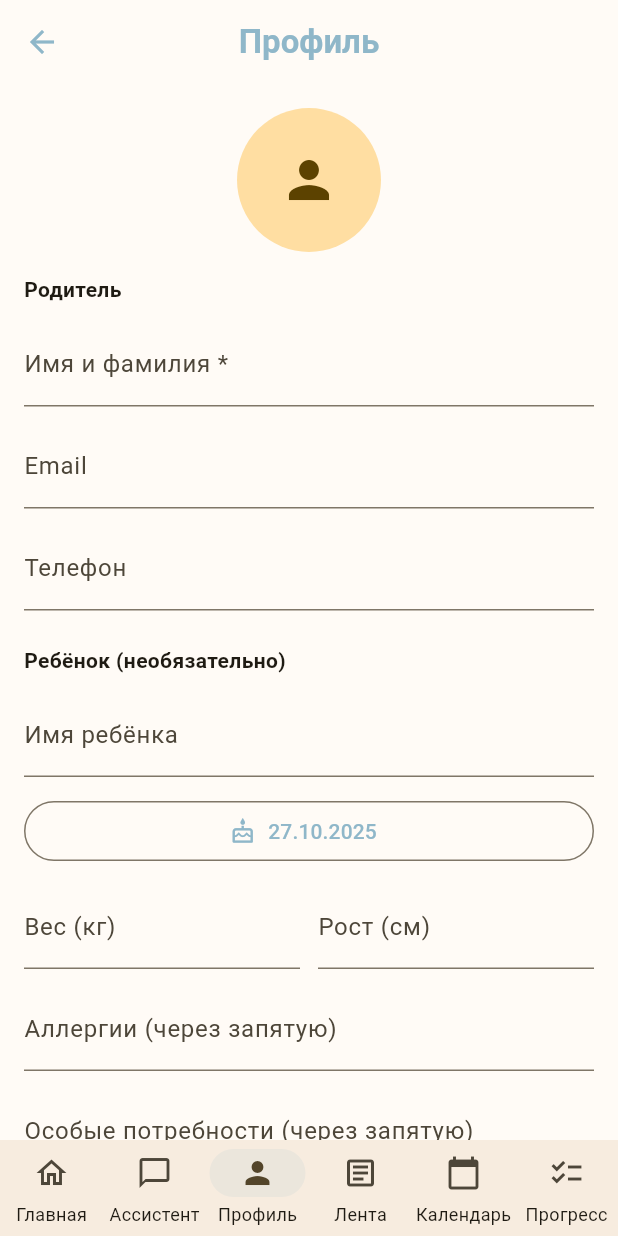
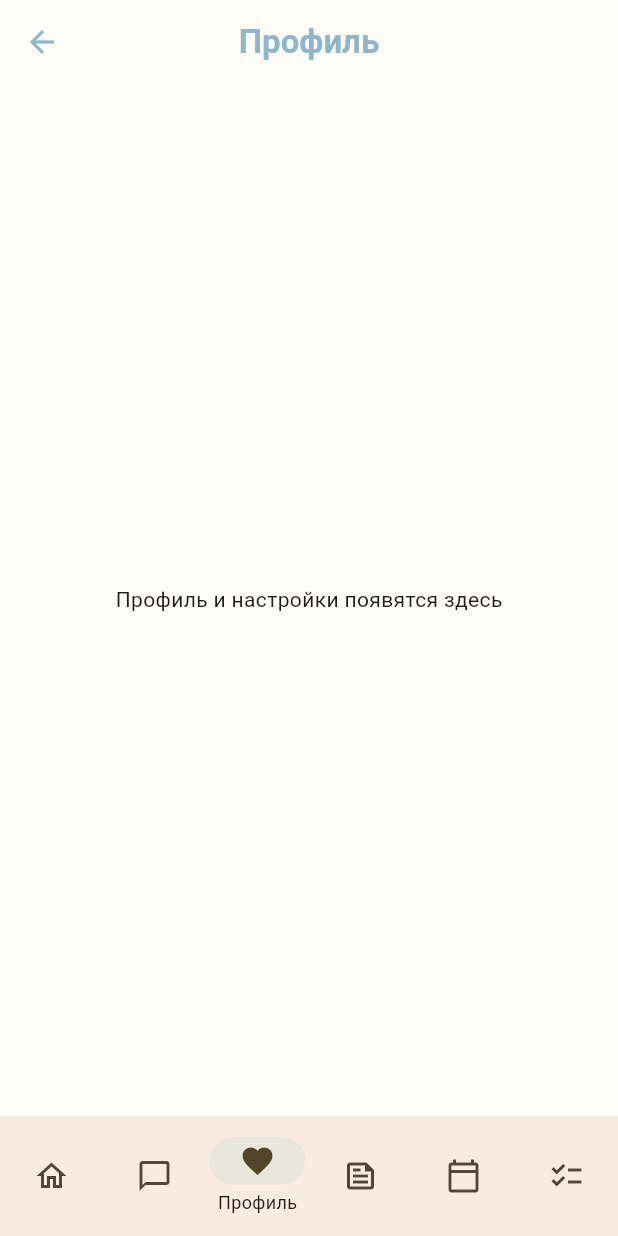
Before and after one commit to NikHam8425/instrukciya_child, a Flutter app: the MainShell screen opened by its route, item 3 of the bottom bar chosen, on a phone screen of 412 x 824 dp. Run offline on Flutter 3.47's test engine with Material 3 defaults, Android fonts, the phone set to English and light mode, and no system bars; our stand-ins replace flutter_local_notifications, shared_preferences, timezone; accounts and stored records are empty.

Commit message:
Сохранение текущего состояния перед пересозданием screens

```diff
--- a/lib/models/child_profile.dart
+++ b/lib/models/child_profile.dart
@@ -1,5 +1,4 @@
 import 'package:shared_preferences/shared_preferences.dart';
-import 'package:image_picker/image_picker.dart';
 import 'dart:convert';
 
 enum Gender { male, female }
@@ -8,16 +7,12 @@ class ChildProfile {
   final String name;
   final Gender gender;
   final DateTime birthDate;
-  /// Вес в кг
-  final double weight;
-  /// Рост в см
-  final double height;
+  final double weight; // в кг
+  final double height; // в см
   final List<String> specialNeeds;
   final List<String> allergies;
   final String notes;
   final DateTime createdAt;
-
-  static const _prefsKey = 'childProfile'; // общий префикс-ключ для безопасного хранения
 
   const ChildProfile({
     required this.name,
@@ -31,34 +26,10 @@ class ChildProfile {
     required this.createdAt,
   });
 
-  ChildProfile copyWith({
-    String? name,
-    Gender? gender,
-    DateTime? birthDate,
-    double? weight,
-    double? height,
-    List<String>? specialNeeds,
-    List<String>? allergies,
-    String? notes,
-    DateTime? createdAt,
-  }) {
-    return ChildProfile(
-      name: name ?? this.name,
-      gender: gender ?? this.gender,
-      birthDate: birthDate ?? this.birthDate,
-      weight: weight ?? this.weight,
-      height: height ?? this.height,
-      specialNeeds: specialNeeds ?? this.specialNeeds,
-      allergies: allergies ?? this.allergies,
-      notes: notes ?? this.notes,
-      createdAt: createdAt ?? this.createdAt,
-    );
-    }
-
   Map<String, dynamic> toJson() {
     return {
       'name': name,
-      'gender': gender.name, // male/female
+      'gender': gender.name,
       'birthDate': birthDate.toIso8601String(),
       'weight': weight,
       'height': height,
@@ -70,170 +41,107 @@ class ChildProfile {
   }
 
   factory ChildProfile.fromJson(Map<String, dynamic> json) {
-    // Безопасный парсинг
-    final rawGender = (json['gender'] as String?) ?? 'male';
-    final parsedGender = Gender.values.firstWhere(
-      (g) => g.name == rawGender,
-      orElse: () => Gender.male,
-    );
-
-    DateTime _safeParseDate(String? s, {DateTime? fallback}) {
-      final d = s == null ? null : DateTime.tryParse(s);
-      return d ?? (fallback ?? DateTime.now());
-    }
-
-    double _toDouble(dynamic v, {double fallback = 0}) {
-      if (v is num) return v.toDouble();
-      if (v is String) return double.tryParse(v) ?? fallback;
-      return fallback;
-    }
-
-    List<String> _stringList(dynamic v) {
-      if (v is List) {
-        return v.whereType<String>().toList();
-      }
-      return const [];
-    }
-
     return ChildProfile(
-      name: (json['name'] as String?)?.trim() ?? '',
-      gender: parsedGender,
-      birthDate: _safeParseDate(json['birthDate'] as String?),
-      weight: _toDouble(json['weight'], fallback: 0),
-      height: _toDouble(json['height'], fallback: 0),
-      specialNeeds: _stringList(json['specialNeeds']),
-      allergies: _stringList(json['allergies']),
-      notes: (json['notes'] as String?) ?? '',
-      createdAt: _safeParseDate(json['createdAt'] as String?, fallback: DateTime.now()),
+      name: json['name'] as String,
+      gender: Gender.values.firstWhere((g) => g.name == json['gender']),
+      birthDate: DateTime.parse(json['birthDate'] as String),
+      weight: (json['weight'] as num).toDouble(),
+      height: (json['height'] as num).toDouble(),
+      specialNeeds: List<String>.from(json['specialNeeds'] ?? []),
+      allergies: List<String>.from(json['allergies'] ?? []),
+      notes: json['notes'] as String? ?? '',
+      createdAt: DateTime.parse(json['createdAt'] as String),
     );
   }
 
-  /// Возраст в месяцах по календарю (точнее, чем делить на 30.44)
+  // Вычисляем возраст в месяцах
   int get ageInMonths {
     final now = DateTime.now();
-    int months = (now.year - birthDate.year) * 12 + (now.month - birthDate.month);
-    if (now.day < birthDate.day) months -= 1;
-    return months.clamp(0, 1200); // защита от отрицательных/чрезмерных значений
+    final difference = now.difference(birthDate);
+    return (difference.inDays / 30.44).floor();
   }
 
-  /// Возраст в годах (целые)
-  int get ageInYears => (ageInMonths / 12).floor();
-
-  /// ИМТ с защитой от деления на ноль
-  double get bmi {
-    final h = height / 100.0;
-    if (h <= 0) return 0;
-    final value = weight / (h * h);
-    if (value.isNaN || value.isInfinite) return 0;
-    return double.parse(value.toStringAsFixed(2));
+  // Вычисляем возраст в годах
+  int get ageInYears {
+    return (ageInMonths / 12).floor();
   }
 
-  /// Рекомендации (уникальные и по делу)
+  // Вычисляем ИМТ
+  double get bmi {
+    final heightInMeters = height / 100;
+    return weight / (heightInMeters * heightInMeters);
+  }
+
+  // Получаем рекомендации на основе данных
   List<String> get recommendations {
-    final set = <String>{};
+    final recommendations = <String>[];
 
-    // По возрасту
+    // Рекомендации по возрасту
     if (ageInMonths < 6) {
-      set.add('Исключительно грудное вскармливание или смесь');
-      set.add('Регулярные осмотры педиатра');
+      recommendations.add('Исключительно грудное вскармливание или смесь');
+      recommendations.add('Регулярные осмотры педиатра');
     } else if (ageInMonths < 12) {
-      set.add('Введение прикорма с 6 месяцев');
-      set.add('Развитие мелкой моторики');
+      recommendations.add('Введение прикорма с 6 месяцев');
+      recommendations.add('Развитие мелкой моторики');
     } else if (ageInYears < 3) {
-      set.add('Активное развитие речи');
-      set.add('Приучение к горшку');
+      recommendations.add('Активное развитие речи');
+      recommendations.add('Приучение к горшку');
     } else if (ageInYears < 6) {
-      set.add('Подготовка к детскому саду');
-      set.add('Развитие социальных навыков');
+      recommendations.add('Подготовка к детскому саду');
+      recommendations.add('Развитие социальных навыков');
     } else {
-      set.add('Подготовка к школе');
-      set.add('Развитие самостоятельности');
+      recommendations.add('Подготовка к школе');
+      recommendations.add('Развитие самостоятельности');
     }
 
-    // По ИМТ (очень условно; при сомнениях — к врачу)
-    if (bmi > 0 && bmi < 14) {
-      set.add('Проконсультируйтесь с педиатром по вопросу массы тела');
+    // Рекомендации по ИМТ
+    if (bmi < 14) {
+      recommendations.add('Консультация с педиатром по весу');
     } else if (bmi > 20) {
-      set.add('Сбалансированное питание и регулярная физическая активность');
+      recommendations.add('Контроль питания и физической активности');
     }
 
+    // Рекомендации по особым потребностям
     if (specialNeeds.isNotEmpty) {
-      set.add('Индивидуальный план развития совместно со специалистами');
-    }
-    if (allergies.isNotEmpty) {
-      set.add('Контролируйте рацион и держите антигистаминные по рекомендации врача');
+      recommendations.add('Индивидуальный подход к развитию');
+      recommendations.add('Консультации со специалистами');
     }
 
-    return set.toList(growable: false);
+    // Рекомендации по аллергиям
+    if (allergies.isNotEmpty) {
+      recommendations.add('Внимательно следите за рационом');
+      recommendations.add('Имейте при себе антигистаминные препараты');
+    }
+
+    return recommendations;
   }
 
-  // --- Persistence ---
-
+  // Сохранение в SharedPreferences
   Future<void> save() async {
     final prefs = await SharedPreferences.getInstance();
-    await prefs.setString(_prefsKey, jsonEncode(toJson()));
+    await prefs.setString('childProfile', jsonEncode(toJson()));
   }
 
+  // Загрузка из SharedPreferences
   static Future<ChildProfile?> load() async {
     final prefs = await SharedPreferences.getInstance();
-    final s = prefs.getString(_prefsKey);
-    if (s == null) return null;
-    try {
-      final jsonMap = jsonDecode(s) as Map<String, dynamic>;
-      return ChildProfile.fromJson(jsonMap);
-    } catch (_) {
-      return null;
+    final profileString = prefs.getString('childProfile');
+
+    if (profileString != null) {
+      try {
+        final profileJson = jsonDecode(profileString) as Map<String, dynamic>;
+        return ChildProfile.fromJson(profileJson);
+      } catch (e) {
+        return null;
+      }
     }
+
+    return null;
   }
 
+  // Проверка, есть ли сохранённый профиль
   static Future<bool> hasProfile() async {
     final prefs = await SharedPreferences.getInstance();
-    return prefs.containsKey(_prefsKey);
-  }
-
-  // Удобно для тестов/сброса
-  static Future<void> clear() async {
-    final prefs = await SharedPreferences.getInstance();
-    await prefs.remove(_prefsKey);
-  }
-
-  // Сравнение и хэш (удобно для Provider/Bloc)
-  @override
-  bool operator ==(Object other) {
-    if (identical(this, other)) return true;
-    return other is ChildProfile &&
-        other.name == name &&
-        other.gender == gender &&
-        other.birthDate == birthDate &&
-        other.weight == weight &&
-        other.height == height &&
-        _listEquals(other.specialNeeds, specialNeeds) &&
-        _listEquals(other.allergies, allergies) &&
-        other.notes == notes &&
-        other.createdAt == createdAt;
-  }
-
-  @override
-  int get hashCode {
-    return Object.hash(
-      name,
-      gender,
-      birthDate,
-      weight,
-      height,
-      Object.hashAll(specialNeeds),
-      Object.hashAll(allergies),
-      notes,
-      createdAt,
-    );
-  }
-
-  static bool _listEquals(List<String> a, List<String> b) {
-    if (identical(a, b)) return true;
-    if (a.length != b.length) return false;
-    for (int i = 0; i < a.length; i++) {
-      if (a[i] != b[i]) return false;
-    }
-    return true;
+    return prefs.containsKey('childProfile');
   }
 }
--- a/lib/models/user_profile.dart
+++ /dev/null
@@ -1,61 +0,0 @@
-class UserProfile {
-  final String? avatarPath; // локальный путь к файлу
-  final String name;
-  final String? email;
-  final String? phone;
-
-  // Данные ребёнка (минимально)
-  final String? childName;
-  final DateTime? childBirthdate;
-
-  const UserProfile({
-    this.avatarPath,
-    required this.name,
-    this.email,
-    this.phone,
-    this.childName,
-    this.childBirthdate,
-  });
-
-  UserProfile copyWith({
-    String? avatarPath,
-    String? name,
-    String? email,
-    String? phone,
-    String? childName,
-    DateTime? childBirthdate,
-  }) {
-    return UserProfile(
-      avatarPath: avatarPath ?? this.avatarPath,
-      name: name ?? this.name,
-      email: email ?? this.email,
-      phone: phone ?? this.phone,
-      childName: childName ?? this.childName,
-      childBirthdate: childBirthdate ?? this.childBirthdate,
-    );
-  }
-
-  Map<String, dynamic> toJson() => {
-        'avatarPath': avatarPath,
-        'name': name,
-        'email': email,
-        'phone': phone,
-        'childName': childName,
-        'childBirthdate': childBirthdate?.toIso8601String(),
-      };
-
-  factory UserProfile.fromJson(Map<String, dynamic> json) {
-    return UserProfile(
-      avatarPath: json['avatarPath'] as String?,
-      name: (json['name'] as String?) ?? '',
-      email: json['email'] as String?,
-      phone: json['phone'] as String?,
-      childName: json['childName'] as String?,
-      childBirthdate: (json['childBirthdate'] as String?) != null
-          ? DateTime.tryParse(json['childBirthdate'] as String)
-          : null,
-    );
-  }
-
-  static const empty = UserProfile(name: '');
-}
--- a/lib/screens/main_shell.dart
+++ b/lib/screens/main_shell.dart
@@ -2,7 +2,7 @@ import 'package:flutter/material.dart';
 
 import 'sections_screen.dart';
 import 'assistant_screen.dart';
-import 'new/profile_screen.dart';
+import 'profile_screen.dart';
 import 'new/family_feed_screen.dart';
 import 'new/baby_calendar_screen.dart';
 import 'new/progress_screen.dart';
@@ -17,36 +17,32 @@ class MainShell extends StatefulWidget {
 class _MainShellState extends State<MainShell> {
   int _index = 0;
 
-  // Порядок СТРОГО соответствует пунктам внизу
-  final _pages = const <Widget>[
-    SectionsScreen(),      // 0 — Главная (разделы/развитие)
-    AssistantScreen(),     // 1 — Ассистент
-    ProfileScreen(),       // 2 — Профиль
-    FamilyFeedScreen(),    // 3 — Лента
-    BabyCalendarScreen(),  // 4 — Календарь
-    ProgressScreen(),      // 5 — Прогресс
+  final _screens = const [
+    SectionsScreen(),
+    AssistantScreen(),
+    ProfileScreen(),
+    FamilyFeedScreen(),
+    BabyCalendarScreen(),
+    ProgressScreen(),
   ];
 
   @override
   Widget build(BuildContext context) {
-    // Защита от выхода за границы при редактировании
-    final page = (_index >= 0 && _index < _pages.length) ? _pages[_index] : _pages.first;
-
     return Scaffold(
-      body: page,
+      body: _screens[_index],
       bottomNavigationBar: NavigationBar(
+        // Показываем подпись только у выбранной вкладки, чтобы не было переносов
+        labelBehavior: NavigationDestinationLabelBehavior.onlyShowSelected,
         selectedIndex: _index,
+        destinations: const [
+          NavigationDestination(icon: Icon(Icons.home_outlined), selectedIcon: Icon(Icons.home), label: 'Главная'),
+          NavigationDestination(icon: Icon(Icons.chat_bubble_outline), selectedIcon: Icon(Icons.chat_bubble), label: 'Ассистент'),
+          NavigationDestination(icon: Icon(Icons.favorite_outline), selectedIcon: Icon(Icons.favorite), label: 'Профиль'),
+          NavigationDestination(icon: Icon(Icons.feed_outlined), selectedIcon: Icon(Icons.feed), label: 'Лента'),
+          NavigationDestination(icon: Icon(Icons.calendar_today_outlined), selectedIcon: Icon(Icons.calendar_today), label: 'Календарь'),
+          NavigationDestination(icon: Icon(Icons.checklist_outlined), selectedIcon: Icon(Icons.checklist), label: 'Прогресс'),
+        ],
         onDestinationSelected: (i) => setState(() => _index = i),
-        height: 64,
-        labelBehavior: NavigationDestinationLabelBehavior.alwaysShow,
-        destinations: const [
-          NavigationDestination(icon: Icon(Icons.home_outlined),        selectedIcon: Icon(Icons.home),              label: 'Главная'),
-          NavigationDestination(icon: Icon(Icons.chat_bubble_outline),  selectedIcon: Icon(Icons.chat_bubble),       label: 'Ассистент'),
-          NavigationDestination(icon: Icon(Icons.person_outline),       selectedIcon: Icon(Icons.person),            label: 'Профиль'),
-          NavigationDestination(icon: Icon(Icons.article_outlined),     selectedIcon: Icon(Icons.article),           label: 'Лента'),
-          NavigationDestination(icon: Icon(Icons.calendar_today),       selectedIcon: Icon(Icons.calendar_today),    label: 'Календарь'),
-          NavigationDestination(icon: Icon(Icons.checklist_outlined),   selectedIcon: Icon(Icons.checklist),         label: 'Прогресс'),
-        ],
       ),
     );
   }
--- a/lib/screens/new/profile_screen.dart
+++ /dev/null
@@ -1,271 +0,0 @@
-import 'dart:io';
-import 'package:flutter/material.dart';
-import 'package:image_picker/image_picker.dart';
-import 'package:provider/provider.dart';
-
-import '../../state/profile_state.dart';
-import '../../models/user_profile.dart';
-import '../../models/child_profile.dart';
-
-class ProfileScreen extends StatefulWidget {
-  const ProfileScreen({super.key});
-
-  @override
-  State<ProfileScreen> createState() => _ProfileScreenState();
-}
-
-class _ProfileScreenState extends State<ProfileScreen> {
-  final _formKey = GlobalKey<FormState>();
-
-  // Родитель
-  final _nameCtrl = TextEditingController();
-  final _emailCtrl = TextEditingController();
-  final _phoneCtrl = TextEditingController();
-  String? _avatarPath;
-
-  // Ребёнок
-  final _childNameCtrl = TextEditingController();
-  DateTime? _childBirthdate;
-  final _childWeightCtrl = TextEditingController(); // кг
-  final _childHeightCtrl = TextEditingController(); // см
-  final _childAllergiesCtrl = TextEditingController(); // через запятую
-  final _childNeedsCtrl = TextEditingController(); // через запятую
-  final _childNotesCtrl = TextEditingController();
-
-  @override
-  void initState() {
-    super.initState();
-    final state = context.read<ProfileState>();
-    // Родитель
-    _avatarPath = state.user.avatarPath;
-    _nameCtrl.text = state.user.name;
-    _emailCtrl.text = state.user.email ?? '';
-    _phoneCtrl.text = state.user.phone ?? '';
-    // Ребёнок
-    final child = state.child;
-    if (child != null) {
-      _childNameCtrl.text = child.name;
-      _childBirthdate = child.birthDate;
-      _childWeightCtrl.text = (child.weight == 0 ? '' : child.weight.toString());
-      _childHeightCtrl.text = (child.height == 0 ? '' : child.height.toString());
-      _childAllergiesCtrl.text = child.allergies.join(', ');
-      _childNeedsCtrl.text = child.specialNeeds.join(', ');
-      _childNotesCtrl.text = child.notes;
-    }
-  }
-
-  @override
-  void dispose() {
-    _nameCtrl.dispose();
-    _emailCtrl.dispose();
-    _phoneCtrl.dispose();
-    _childNameCtrl.dispose();
-    _childWeightCtrl.dispose();
-    _childHeightCtrl.dispose();
-    _childAllergiesCtrl.dispose();
-    _childNeedsCtrl.dispose();
-    _childNotesCtrl.dispose();
-    super.dispose();
-  }
-
-  Future<void> _pickAvatar() async {
-    final picker = ImagePicker();
-    final XFile? file = await picker.pickImage(source: ImageSource.gallery, maxWidth: 1024, maxHeight: 1024);
-    if (file != null && mounted) {
-      setState(() => _avatarPath = file.path);
-    }
-  }
-
-  Future<void> _pickBirthdate() async {
-    final now = DateTime.now();
-    final initial = _childBirthdate ?? DateTime(now.year - 5, now.month, now.day);
-    final date = await showDatePicker(
-      context: context,
-      initialDate: initial,
-      firstDate: DateTime(2000),
-      lastDate: now,
-    );
-    if (date != null) setState(() => _childBirthdate = date);
-  }
-
-  double _parseDouble(String s) => double.tryParse(s.replaceAll(',', '.').trim()) ?? 0;
-
-  Future<void> _save() async {
-    if (!_formKey.currentState!.validate()) return;
-
-    final state = context.read<ProfileState>();
-
-    // user
-    final user = UserProfile(
-      avatarPath: _avatarPath,
-      name: _nameCtrl.text.trim(),
-      email: _emailCtrl.text.trim().isEmpty ? null : _emailCtrl.text.trim(),
-      phone: _phoneCtrl.text.trim().isEmpty ? null : _phoneCtrl.text.trim(),
-      childName: _childNameCtrl.text.trim().isEmpty ? null : _childNameCtrl.text.trim(),
-      childBirthdate: _childBirthdate,
-    );
-
-    // child (необязателен)
-    ChildProfile? child;
-    if (_childNameCtrl.text.trim().isNotEmpty && _childBirthdate != null) {
-      child = ChildProfile(
-        name: _childNameCtrl.text.trim(),
-        gender: Gender.male, // при желании добавим переключатель пола позже
-        birthDate: _childBirthdate!,
-        weight: _parseDouble(_childWeightCtrl.text),
-        height: _parseDouble(_childHeightCtrl.text),
-        allergies: _childAllergiesCtrl.text
-            .split(',')
-            .map((e) => e.trim())
-            .where((e) => e.isNotEmpty)
-            .toList(),
-        specialNeeds: _childNeedsCtrl.text
-            .split(',')
-            .map((e) => e.trim())
-            .where((e) => e.isNotEmpty)
-            .toList(),
-        notes: _childNotesCtrl.text.trim(),
-        createdAt: DateTime.now(),
-      );
-    }
-
-    await state.updateUser(user);
-    await state.updateChild(child);
-
-    if (!mounted) return;
-    ScaffoldMessenger.of(context).showSnackBar(
-      const SnackBar(content: Text('Профиль сохранён')),
-    );
-  }
-
-  @override
-  Widget build(BuildContext context) {
-    final spacing = const SizedBox(height: 12);
-    final profile = context.watch<ProfileState>();
-
-    return Scaffold(
-      appBar: AppBar(title: const Text('Профиль')),
-      body: SingleChildScrollView(
-        padding: const EdgeInsets.all(16),
-        child: Form(
-          key: _formKey,
-          child: Column(
-            crossAxisAlignment: CrossAxisAlignment.start,
-            children: [
-              // Аватар
-              Center(
-                child: InkWell(
-                  onTap: _pickAvatar,
-                  borderRadius: BorderRadius.circular(60),
-                  child: CircleAvatar(
-                    radius: 48,
-                    backgroundImage: (_avatarPath != null && File(_avatarPath!).existsSync())
-                        ? FileImage(File(_avatarPath!))
-                        : null,
-                    child: (_avatarPath == null)
-                        ? const Icon(Icons.person, size: 40)
-                        : null,
-                  ),
-                ),
-              ),
-              const SizedBox(height: 16),
-
-              const Text('Родитель', style: TextStyle(fontWeight: FontWeight.w600)),
-              spacing,
-              TextFormField(
-                controller: _nameCtrl,
-                decoration: const InputDecoration(labelText: 'Имя и фамилия *'),
-                validator: (v) => (v == null || v.trim().isEmpty) ? 'Укажите имя' : null,
-              ),
-              spacing,
-              TextFormField(
-                controller: _emailCtrl,
-                decoration: const InputDecoration(labelText: 'Email'),
-                keyboardType: TextInputType.emailAddress,
-              ),
-              spacing,
-              TextFormField(
-                controller: _phoneCtrl,
-                decoration: const InputDecoration(labelText: 'Телефон'),
-                keyboardType: TextInputType.phone,
-              ),
-
-              const SizedBox(height: 24),
-              const Text('Ребёнок (необязательно)', style: TextStyle(fontWeight: FontWeight.w600)),
-              spacing,
-              TextFormField(
-                controller: _childNameCtrl,
-                decoration: const InputDecoration(labelText: 'Имя ребёнка'),
-              ),
-              spacing,
-              Row(
-                children: [
-                  Expanded(
-                    child: OutlinedButton.icon(
-                      onPressed: _pickBirthdate,
-                      icon: const Icon(Icons.cake_outlined),
-                      label: Text(
-                        _childBirthdate == null
-                            ? 'Дата рождения'
-                            : '${_childBirthdate!.day.toString().padLeft(2, '0')}.'
-                              '${_childBirthdate!.month.toString().padLeft(2, '0')}.'
-                              '${_childBirthdate!.year}',
-                      ),
-                    ),
-                  ),
-                ],
-              ),
-              spacing,
-              Row(
-                children: [
-                  Expanded(
-                    child: TextFormField(
-                      controller: _childWeightCtrl,
-                      decoration: const InputDecoration(labelText: 'Вес (кг)'),
-                      keyboardType: TextInputType.numberWithOptions(decimal: true),
-                    ),
-                  ),
-                  const SizedBox(width: 12),
-                  Expanded(
-                    child: TextFormField(
-                      controller: _childHeightCtrl,
-                      decoration: const InputDecoration(labelText: 'Рост (см)'),
-                      keyboardType: TextInputType.numberWithOptions(decimal: true),
-                    ),
-                  ),
-                ],
-              ),
-              spacing,
-              TextFormField(
-                controller: _childAllergiesCtrl,
-                decoration: const InputDecoration(labelText: 'Аллергии (через запятую)'),
-              ),
-              spacing,
-              TextFormField(
-                controller: _childNeedsCtrl,
-                decoration: const InputDecoration(labelText: 'Особые потребности (через запятую)'),
-              ),
-              spacing,
-              TextFormField(
-                controller: _childNotesCtrl,
-                decoration: const InputDecoration(labelText: 'Заметки'),
-                maxLines: 3,
-              ),
-
-              const SizedBox(height: 24),
-              FilledButton.icon(
-                onPressed: _save,
-                icon: const Icon(Icons.save),
-                label: const Text('Сохранить'),
-              ),
-
-              const SizedBox(height: 12),
-              if (profile.child != null)
-                Text('ИМТ ребёнка: ${profile.child!.bmi}  |  Возраст: ${profile.child!.ageInYears} лет'),
-            ],
-          ),
-        ),
-      ),
-    );
-  }
-}
--- a/lib/screens/registration_screen.dart
+++ b/lib/screens/registration_screen.dart
@@ -1,9 +1,6 @@
-import '../../models/user_profile.dart';
 import 'package:flutter/material.dart';
 import 'package:flutter/services.dart';
 import '../models/child_profile.dart';
-import 'package:provider/provider.dart';
-import '../state/profile_state.dart';
 
 class RegistrationScreen extends StatefulWidget {
   const RegistrationScreen({super.key});
@@ -122,16 +119,7 @@ class _RegistrationScreenState extends State<RegistrationScreen> {
         createdAt: DateTime.now(),
       );
 
-      await context.read<ProfileState>().updateChild(profile);
-
-      await context.read<ProfileState>().updateUser(
-        UserProfile(
-          name: 'Имя родителя',
-          email: 'почта',
-          phone: '+7 900 000-00-00',
-          avatarPath: null,
-        ),
-      );
+      await profile.save();
 
       if (mounted) {
         ScaffoldMessenger.of(context).showSnackBar(
--- a/pubspec.yaml
+++ b/pubspec.yaml
@@ -38,7 +38,7 @@ dependencies:
   # Use with the CupertinoIcons class for iOS style icons.
   cupertino_icons: ^1.0.8
   http: ^1.2.2
-  shared_preferences: ^2.2.3
+  shared_preferences: ^2.5.3
   image_picker: ^1.1.2
   provider: ^6.1.2
   flutter_svg: ^2.0.10+1
```
Also changed, not shown: lib/data/profile_repository.dart (deleted, +0 -40 lines), lib/main.dart (+1 -8 lines), lib/state/profile_state.dart (deleted, +0 -32 lines).
